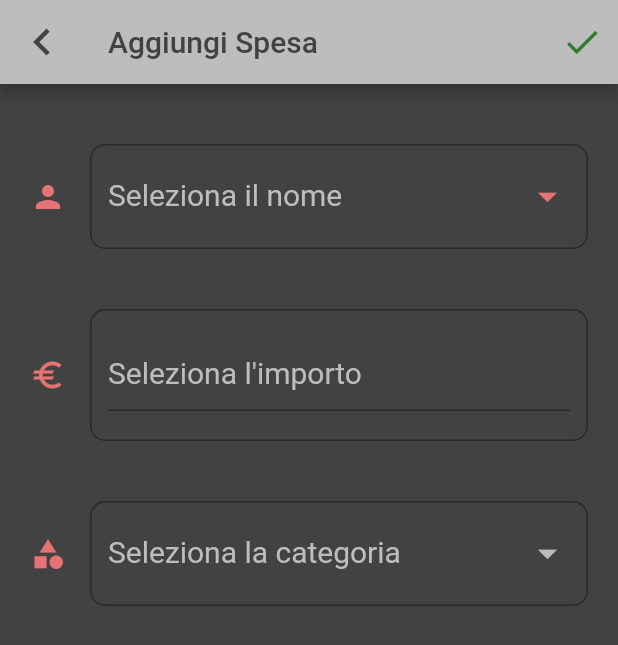
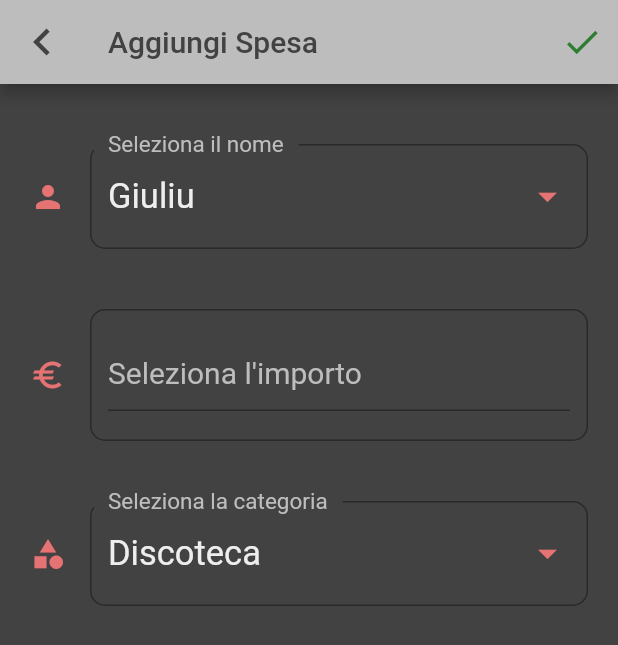
Before and after one commit to giumanuz/appspese, a Flutter app: the AddExpenseScreen screen opened by its route, on a phone screen of 412 x 824 dp. Shown: the top 645 px of the screen. Run offline on Flutter 3.47's test engine with Material 2 defaults, Android fonts, the phone set to English and light mode, and no system bars; Roboto replaces fonts that are missing (Oxygen-Regular).

Commit message:
brutta la add Expense

```diff
--- a/lib/common/constants.dart
+++ b/lib/common/constants.dart
@@ -10,12 +10,87 @@ List<PersonalCard> esempioCards = [
   ),
   PersonalCard(
     name: 'Cats',
-    amount: 000,
+    amount: 0,
     photo: 'women.png',
   ),
   PersonalCard(
     name: 'Berlino',
-    amount: 000,
+    amount: 0,
+    photo: 'man.png',
+  ),
+  PersonalCard(
+    name: 'VMC',
+    amount: 0,
+    photo: 'man.png',
+  ),
+  PersonalCard(
+    name: 'Alessio',
+    amount: 0,
+    photo: 'women.png',
+  ),
+  PersonalCard(
+    name: 'Riccardo',
+    amount: 0,
+    photo: 'man.png',
+  ),
+  PersonalCard(
+    name: 'EdoTM',
+    amount: 0,
+    photo: 'man.png',
+  ),
+  PersonalCard(
+    name: 'Daniele',
+    amount: 0,
+    photo: 'women.png',
+  ),
+  PersonalCard(
+    name: 'Er Capretta',
+    amount: 0,
+    photo: 'man.png',
+  ),
+  PersonalCard(
+    name: 'Franko',
+    amount: 0,
+    photo: 'man.png',
+  ),
+  PersonalCard(
+    name: 'Kratos',
+    amount: 0,
+    photo: 'women.png',
+  ),
+  PersonalCard(
+    name: 'La Tigre',
+    amount: 0,
+    photo: 'man.png',
+  ),
+  PersonalCard(
+    name: 'a',
+    amount: 0,
+    photo: 'man.png',
+  ),
+  PersonalCard(
+    name: 's',
+    amount: 0,
+    photo: 'women.png',
+  ),
+  PersonalCard(
+    name: 'd',
+    amount: 0,
+    photo: 'man.png',
+  ),
+  PersonalCard(
+    name: 'f',
+    amount: 0,
+    photo: 'man.png',
+  ),
+  PersonalCard(
+    name: 'g',
+    amount: 0,
+    photo: 'women.png',
+  ),
+  PersonalCard(
+    name: 'h',
+    amount: 0,
     photo: 'man.png',
   ),
 ];
@@ -42,13 +117,13 @@ List<Payment> esempiPayments = [
 ];
 
 Map<String, IconData> categoriesToIcon = {
-  // 'Discoteca': Icons.music_note,
-  // 'Porno': Icons.accessible_outlined,
-  // 'Spesa': Icons.shopping_cart,
-  // 'Telefono': Icons.phone,
-  // 'Trasporto': Icons.airplanemode_active,
-  // 'Casa': Icons.home,
-  // 'Ristorante': Icons.restaurant,
-  // 'Regalo': Icons.card_giftcard,
-  // 'Pagamento': Icons.payment
+  'Discoteca': Icons.music_note,
+  'Porno': Icons.accessible_outlined,
+  'Spesa': Icons.shopping_cart,
+  'Telefono': Icons.phone,
+  'Trasporto': Icons.airplanemode_active,
+  'Casa': Icons.home,
+  'Ristorante': Icons.restaurant,
+  'Regalo': Icons.card_giftcard,
+  'Pagamento': Icons.payment
 };
--- a/lib/screens/add_expense_screen.dart
+++ b/lib/screens/add_expense_screen.dart
@@ -1,6 +1,6 @@
 import 'package:appspese/common/constants.dart';
 import 'package:flutter/material.dart';
-
+import 'package:appspese/common/drop_down_box.dart';
 import 'package:appspese/common/personalCard.dart';
 
 class AddExpenseScreen extends StatefulWidget {
@@ -11,13 +11,14 @@ class AddExpenseScreen extends StatefulWidget {
 }
 
 class _AddExpenseScreenState extends State<AddExpenseScreen> {
-  String choosedFrom = '';
+  String choosedFrom = esempioCards[0].name;
   int amount = 0;
-  String category = '';
+  String category = 'Discoteca';
 
   @override
   Widget build(BuildContext context) {
     return Scaffold(
+      backgroundColor: Colors.grey[800],
       appBar: AppBar(
         backgroundColor: Colors.grey[400],
         title: Text(
@@ -51,8 +52,6 @@ class _AddExpenseScreenState extends State<AddExpenseScreen> {
           ),
         ],
       ),
-      body: Scaffold(
-        backgroundColor: Colors.grey[800],
       body: Padding(
         padding: const EdgeInsets.symmetric(horizontal: 20.0),
         child: Form(
@@ -69,8 +68,7 @@ class _AddExpenseScreenState extends State<AddExpenseScreen> {
                         fontFamily: 'Oxygen-Regular',
                         fontSize: 20.0,
                       ),
-                        icon:
-                            const Icon(Icons.person, color: Color(0xFFE57373)),
+                      icon: const Icon(Icons.person, color: Color(0xFFE57373)),
                       border: OutlineInputBorder(
                         borderSide: BorderSide(color: Colors.grey[400]!),
                         gapPadding: 10.0,
@@ -88,8 +86,10 @@ class _AddExpenseScreenState extends State<AddExpenseScreen> {
                         enableFeedback: true,
                         elevation: 10,
                         itemHeight: 70.0,
+                        icon: const Icon(Icons.arrow_drop_down),
                         items: esempioCards.map((PersonalCard card) {
                           return DropdownMenuItem(
+                            key: Key(card.name),
                             value: card.name,
                             alignment: Alignment.centerLeft,
                             enabled: true,
@@ -161,8 +161,8 @@ class _AddExpenseScreenState extends State<AddExpenseScreen> {
                         fontFamily: 'Oxygen-Regular',
                         fontSize: 20.0,
                       ),
-                        icon: const Icon(Icons.category,
-                            color: Color(0xFFE57373)),
+                      icon:
+                          const Icon(Icons.category, color: Color(0xFFE57373)),
                       border: OutlineInputBorder(
                         borderSide: BorderSide(color: Colors.grey[400]!),
                         gapPadding: 10.0,
@@ -180,8 +180,8 @@ class _AddExpenseScreenState extends State<AddExpenseScreen> {
                         enableFeedback: true,
                         elevation: 10,
                         itemHeight: 70.0,
-                          items:
-                              categoriesToIcon.keys.map((String categoryName) {
+                        icon: const Icon(Icons.arrow_drop_down),
+                        items: categoriesToIcon.keys.map((String categoryName) {
                           return DropdownMenuItem(
                             value: categoryName,
                             alignment: Alignment.centerLeft,
@@ -211,7 +211,6 @@ class _AddExpenseScreenState extends State<AddExpenseScreen> {
           ),
         ),
       ),
-      ),
     );
   }
 }
```
Also changed, not shown: lib/common/drop_down_box.dart (added, +278 -0 lines). Lines whose indentation alone changed are shown as unchanged.
